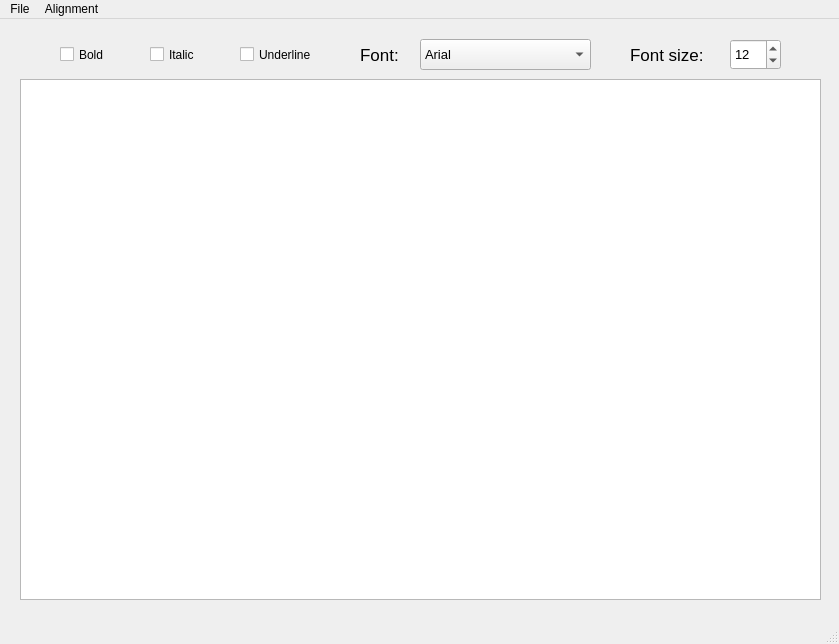
This is GUI.ui in Anvil1337/text-editor as Qt 5 draws it before an edit. The edited form follows.
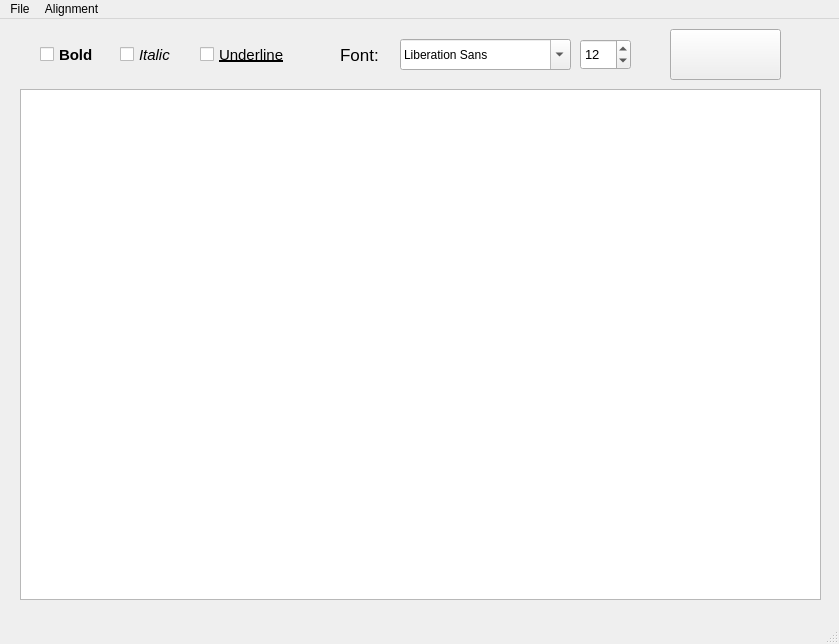
This is the edited form.

Commit message: New font change mechanic.

```diff
--- a/GUI.ui
+++ b/GUI.ui
@@ -18,11 +18,16 @@
     <property name="geometry">
      <rect>
       <x>20</x>
-      <y>60</y>
+      <y>70</y>
       <width>801</width>
-      <height>521</height>
+      <height>511</height>
      </rect>
     </property>
+    <property name="font">
+     <font>
+      <pointsize>12</pointsize>
+     </font>
+    </property>
     <property name="autoFormatting">
      <set>QTextEdit::AutoNone</set>
     </property>
@@ -30,112 +35,14 @@
      <string>&lt;!DOCTYPE HTML PUBLIC &quot;-//W3C//DTD HTML 4.0//EN&quot; &quot;http://www.w3.org/TR/REC-html40/strict.dtd&quot;&gt;
 &lt;html&gt;&lt;head&gt;&lt;meta name=&quot;qrichtext&quot; content=&quot;1&quot; /&gt;&lt;style type=&quot;text/css&quot;&gt;
 p, li { white-space: pre-wrap; }
-&lt;/style&gt;&lt;/head&gt;&lt;body style=&quot; font-family:'MS Shell Dlg 2'; font-size:7.8pt; font-weight:400; font-style:normal;&quot;&gt;
-&lt;p style=&quot;-qt-paragraph-type:empty; margin-top:0px; margin-bottom:0px; margin-left:0px; margin-right:0px; -qt-block-indent:0; text-indent:0px; font-family:'MS Shell Dlg 2';&quot;&gt;&lt;br /&gt;&lt;/p&gt;&lt;/body&gt;&lt;/html&gt;</string>
+&lt;/style&gt;&lt;/head&gt;&lt;body style=&quot; font-family:'MS Shell Dlg 2'; font-size:12pt; font-weight:400; font-style:normal;&quot;&gt;
+&lt;p style=&quot;-qt-paragraph-type:empty; margin-top:0px; margin-bottom:0px; margin-left:0px; margin-right:0px; -qt-block-indent:0; text-indent:0px; font-family:'MS Shell Dlg 2'; font-size:7.8pt;&quot;&gt;&lt;br /&gt;&lt;/p&gt;&lt;/body&gt;&lt;/html&gt;</string>
     </property>
    </widget>
-   <widget class="QLabel" name="font_size_label">
-    <property name="geometry">
-     <rect>
-      <x>630</x>
-      <y>20</y>
-      <width>101</width>
-      <height>31</height>
-     </rect>
-    </property>
-    <property name="font">
-     <font>
-      <pointsize>13</pointsize>
-     </font>
-    </property>
-    <property name="text">
-     <string>Font size:</string>
-    </property>
-   </widget>
-   <widget class="QComboBox" name="select_font_comboBox">
-    <property name="geometry">
-     <rect>
-      <x>420</x>
-      <y>20</y>
-      <width>171</width>
-      <height>31</height>
-     </rect>
-    </property>
-    <property name="font">
-     <font>
-      <pointsize>10</pointsize>
-     </font>
-    </property>
-    <item>
-     <property name="text">
-      <string>Arial</string>
-     </property>
-    </item>
-    <item>
-     <property name="text">
-      <string>Times New Roman</string>
-     </property>
-    </item>
-    <item>
-     <property name="text">
-      <string>Impact</string>
-     </property>
-    </item>
-    <item>
-     <property name="text">
-      <string>Palatino</string>
-     </property>
-    </item>
-    <item>
-     <property name="text">
-      <string>Garamond</string>
-     </property>
-    </item>
-    <item>
-     <property name="text">
-      <string>Bookman</string>
-     </property>
-    </item>
-    <item>
-     <property name="text">
-      <string>Avant Garde</string>
-     </property>
-    </item>
-    <item>
-     <property name="text">
-      <string>Helvetica</string>
-     </property>
-    </item>
-    <item>
-     <property name="text">
-      <string>Courier New</string>
-     </property>
-    </item>
-    <item>
-     <property name="text">
-      <string>Verdana</string>
-     </property>
-    </item>
-    <item>
-     <property name="text">
-      <string>Georgia</string>
-     </property>
-    </item>
-    <item>
-     <property name="text">
-      <string>Comic Sans</string>
-     </property>
-    </item>
-    <item>
-     <property name="text">
-      <string>Trebuchet</string>
-     </property>
-    </item>
-   </widget>
    <widget class="QLabel" name="font_label">
     <property name="geometry">
      <rect>
-      <x>360</x>
+      <x>340</x>
       <y>20</y>
       <width>61</width>
       <height>31</height>
@@ -153,7 +60,7 @@
    <widget class="QSpinBox" name="font_size_spinBox">
     <property name="geometry">
      <rect>
-      <x>730</x>
+      <x>580</x>
       <y>20</y>
       <width>51</width>
       <height>31</height>
@@ -177,15 +84,17 @@
    <widget class="QCheckBox" name="bold_checkBox">
     <property name="geometry">
      <rect>
-      <x>60</x>
+      <x>40</x>
       <y>20</y>
-      <width>51</width>
+      <width>61</width>
       <height>31</height>
      </rect>
     </property>
     <property name="font">
      <font>
-      <pointsize>9</pointsize>
+      <pointsize>11</pointsize>
+      <weight>75</weight>
+      <bold>true</bold>
      </font>
     </property>
     <property name="text">
@@ -195,15 +104,16 @@
    <widget class="QCheckBox" name="italic_checkBox">
     <property name="geometry">
      <rect>
-      <x>150</x>
+      <x>120</x>
       <y>20</y>
-      <width>61</width>
+      <width>71</width>
       <height>31</height>
      </rect>
     </property>
     <property name="font">
      <font>
-      <pointsize>9</pointsize>
+      <pointsize>11</pointsize>
+      <italic>true</italic>
      </font>
     </property>
     <property name="text">
@@ -213,21 +123,45 @@
    <widget class="QCheckBox" name="underline_checkBox">
     <property name="geometry">
      <rect>
-      <x>240</x>
+      <x>200</x>
       <y>20</y>
-      <width>91</width>
+      <width>101</width>
       <height>31</height>
      </rect>
     </property>
     <property name="font">
      <font>
-      <pointsize>9</pointsize>
+      <pointsize>11</pointsize>
+      <underline>true</underline>
      </font>
     </property>
     <property name="text">
      <string>Underline</string>
     </property>
    </widget>
+   <widget class="QFontComboBox" name="select_font_box">
+    <property name="geometry">
+     <rect>
+      <x>400</x>
+      <y>20</y>
+      <width>171</width>
+      <height>31</height>
+     </rect>
+    </property>
+   </widget>
+   <widget class="QToolButton" name="toolButton">
+    <property name="geometry">
+     <rect>
+      <x>670</x>
+      <y>10</y>
+      <width>111</width>
+      <height>51</height>
+     </rect>
+    </property>
+    <property name="text">
+     <string/>
+    </property>
+   </widget>
   </widget>
   <widget class="QMenuBar" name="menubar">
    <property name="geometry">
```
The commit also changes 2 other files.
